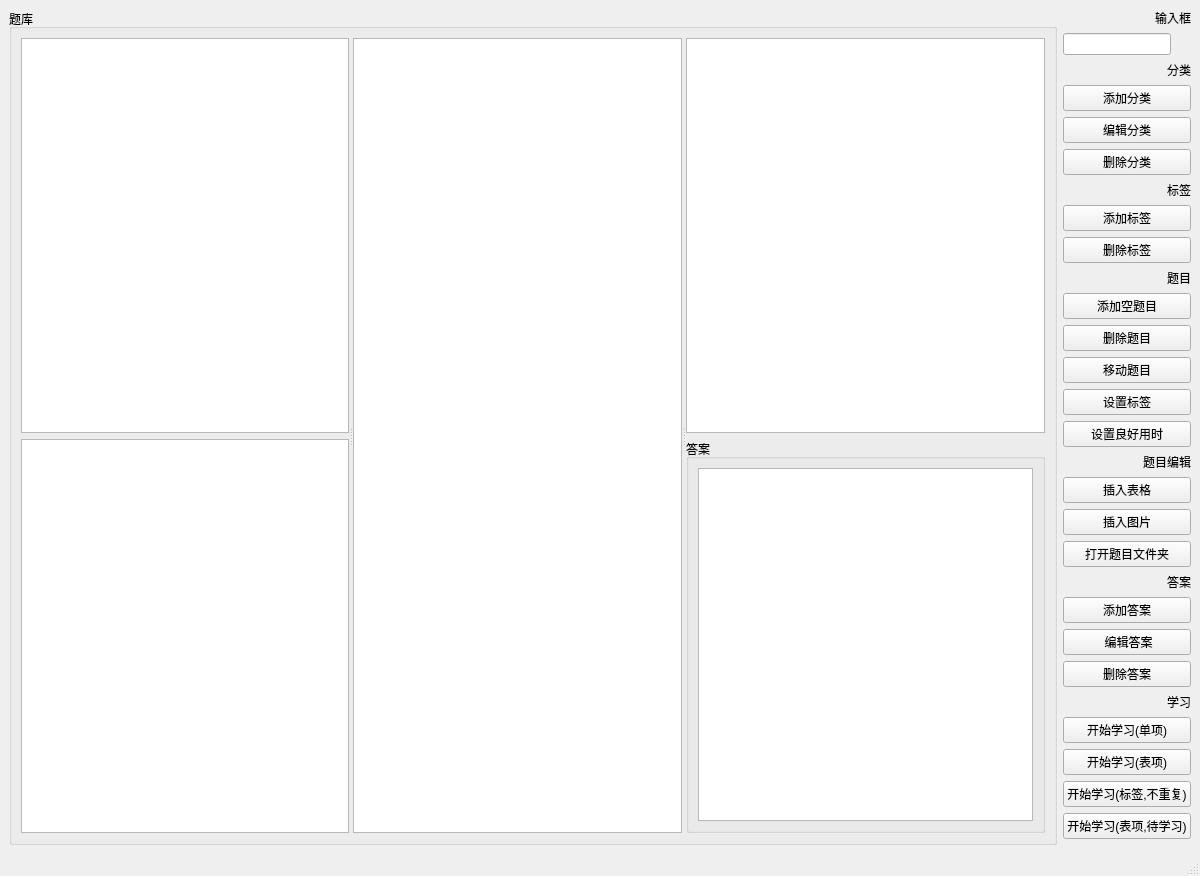
Old version of the form mainwindow.ui in the repository DKLost/questions.
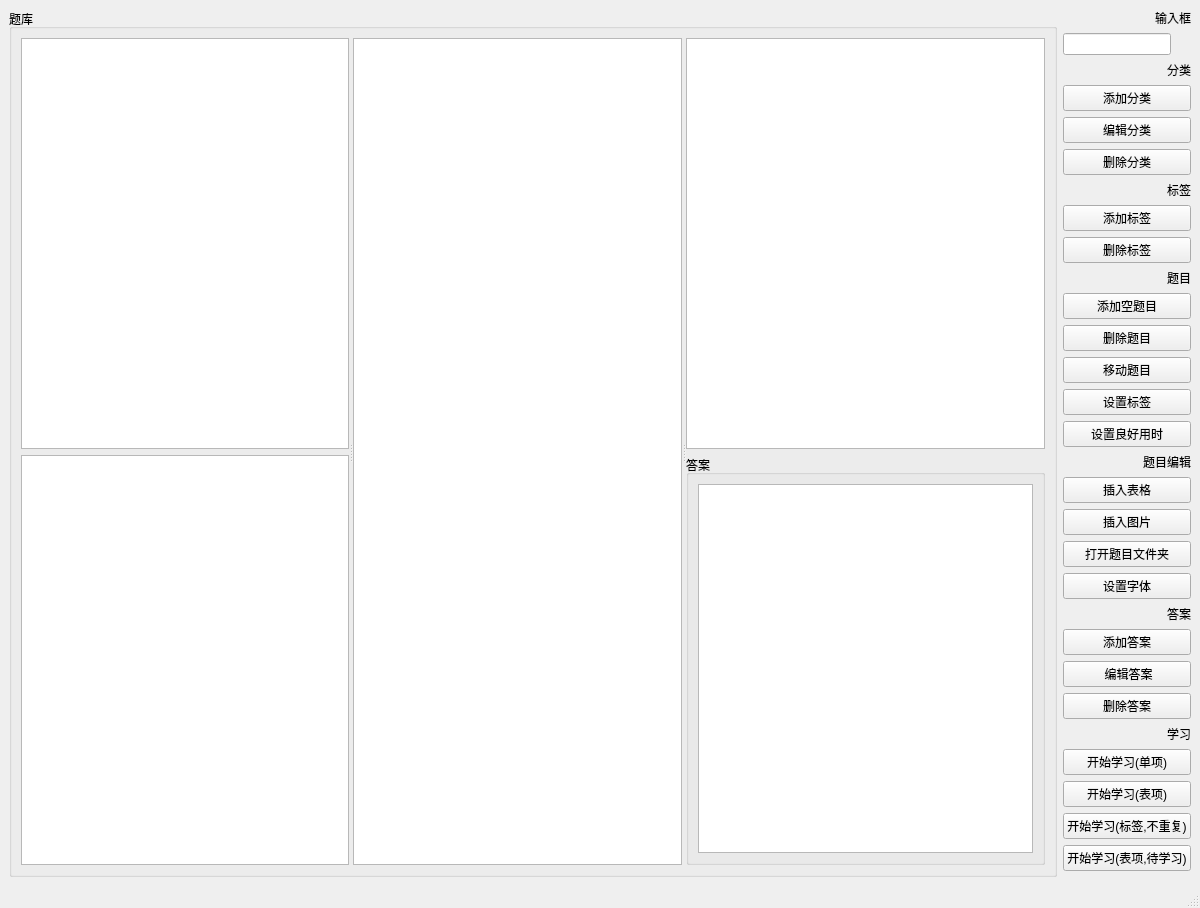
New version of the form.

Patch:
```diff
--- a/mainwindow.ui
+++ b/mainwindow.ui
@@ -7,7 +7,7 @@
     <x>0</x>
     <y>0</y>
     <width>1200</width>
-    <height>800</height>
+    <height>900</height>
    </rect>
   </property>
   <property name="windowTitle">
@@ -168,6 +168,13 @@
         </property>
        </widget>
       </item>
+      <item>
+       <widget class="QPushButton" name="setFontButton">
+        <property name="text">
+         <string>设置字体</string>
+        </property>
+       </widget>
+      </item>
       <item>
        <widget class="QLabel" name="label_4">
         <property name="text">
@@ -297,6 +304,7 @@
             <widget class="QTextEdit" name="questionTextEdit">
              <property name="font">
               <font>
+               <family>Microsoft YaHei</family>
                <pointsize>12</pointsize>
               </font>
              </property>
```
